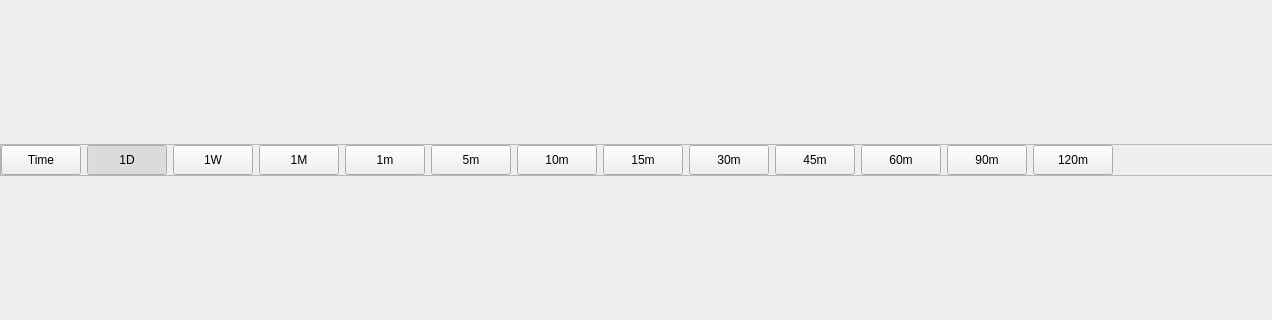
Qt form src/gui/qt_widgets/MComponents/indicators/IndicatorsViewWidget.ui (Daydreamer-AI/KLineReview) before a commit; both pictures show x 0 to 1272 and y 88 to 408 of the 1366 by 768 pixel window.
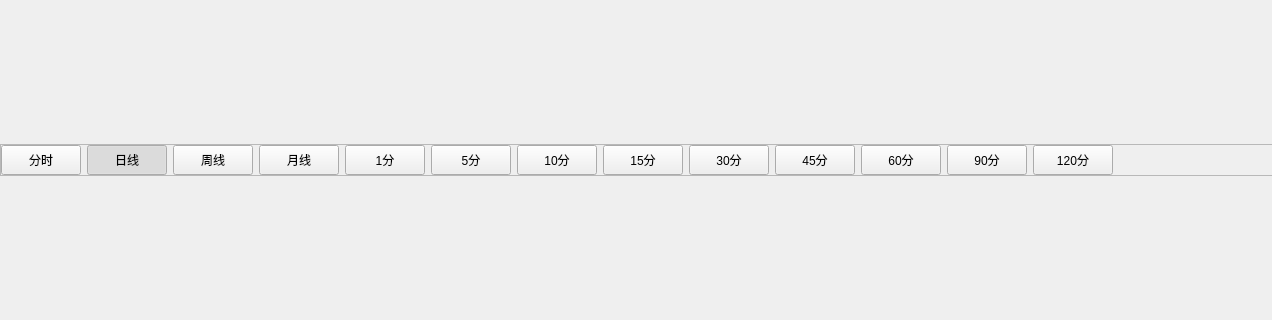
The same form after that commit. Custom widgets are drawn as their Qt base class.

What changed in the file:
```diff
--- a/src/gui/qt_widgets/MComponents/indicators/IndicatorsViewWidget.ui
+++ b/src/gui/qt_widgets/MComponents/indicators/IndicatorsViewWidget.ui
@@ -78,7 +78,7 @@
              </size>
             </property>
             <property name="text">
-             <string>Time</string>
+             <string>分时</string>
             </property>
             <property name="checkable">
              <bool>true</bool>
@@ -103,7 +103,7 @@
              </size>
             </property>
             <property name="text">
-             <string>1D</string>
+             <string>日线</string>
             </property>
             <property name="checkable">
              <bool>true</bool>
@@ -131,7 +131,7 @@
              </size>
             </property>
             <property name="text">
-             <string>1W</string>
+             <string>周线</string>
             </property>
             <property name="checkable">
              <bool>true</bool>
@@ -156,7 +156,7 @@
              </size>
             </property>
             <property name="text">
-             <string>1M</string>
+             <string>月线</string>
             </property>
             <property name="checkable">
              <bool>true</bool>
@@ -181,7 +181,7 @@
              </size>
             </property>
             <property name="text">
-             <string>1m</string>
+             <string>1分</string>
             </property>
             <property name="checkable">
              <bool>true</bool>
@@ -206,7 +206,7 @@
              </size>
             </property>
             <property name="text">
-             <string>5m</string>
+             <string>5分</string>
             </property>
             <property name="checkable">
              <bool>true</bool>
@@ -231,7 +231,7 @@
              </size>
             </property>
             <property name="text">
-             <string>10m</string>
+             <string>10分</string>
             </property>
             <property name="checkable">
              <bool>true</bool>
@@ -256,7 +256,7 @@
              </size>
             </property>
             <property name="text">
-             <string>15m</string>
+             <string>15分</string>
             </property>
             <property name="checkable">
              <bool>true</bool>
@@ -281,7 +281,7 @@
              </size>
             </property>
             <property name="text">
-             <string>30m</string>
+             <string>30分</string>
             </property>
             <property name="checkable">
              <bool>true</bool>
@@ -306,7 +306,7 @@
              </size>
             </property>
             <property name="text">
-             <string>45m</string>
+             <string>45分</string>
             </property>
             <property name="checkable">
              <bool>true</bool>
@@ -331,7 +331,7 @@
              </size>
             </property>
             <property name="text">
-             <string>60m</string>
+             <string>60分</string>
             </property>
             <property name="checkable">
              <bool>true</bool>
@@ -356,7 +356,7 @@
              </size>
             </property>
             <property name="text">
-             <string>90m</string>
+             <string>90分</string>
             </property>
             <property name="checkable">
              <bool>true</bool>
@@ -381,7 +381,7 @@
              </size>
             </property>
             <property name="text">
-             <string>120m</string>
+             <string>120分</string>
             </property>
             <property name="checkable">
              <bool>true</bool>
```
